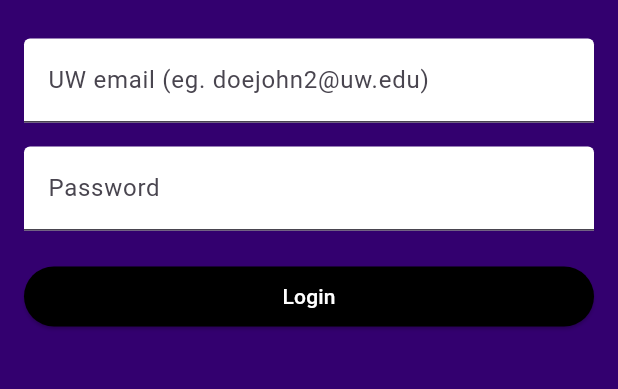
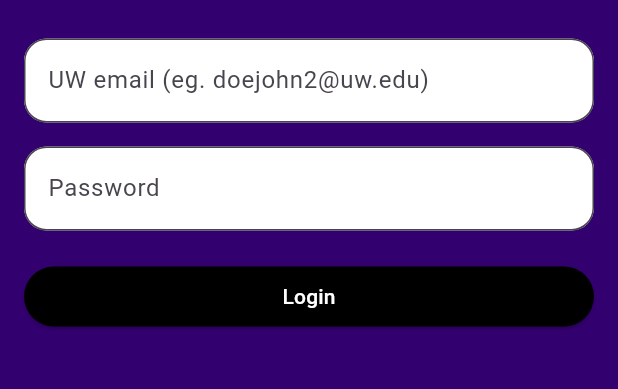
Before and after one commit to sporteefy/dropin_app, a Flutter app: the screen it shows after launch, on a phone screen of 412 x 824 dp, the part 449-838 px from its top. Run offline on Flutter 3.47's test engine with Material 3 defaults, Android fonts, the phone set to English and light mode, and no system bars.

```diff
--- a/lib/auth_page.dart
+++ b/lib/auth_page.dart
@@ -62,6 +62,9 @@ class _AuthPageState extends State<AuthPage> {
                       labelText: 'UW email (eg. doejohn2@uw.edu)',
                       fillColor: Colors.white, // TextField background color
                       filled: true,
+                      border: OutlineInputBorder(
+                        borderRadius: BorderRadius.circular(15),
+                      )
                     ),
                   ),
                 ),
@@ -73,6 +76,9 @@ class _AuthPageState extends State<AuthPage> {
                       labelText: 'Password',
                       fillColor: Colors.white, // TextField background color
                       filled: true,
+                      border: OutlineInputBorder(
+                        borderRadius: BorderRadius.circular(15),
+                      )
                     ),
                     obscureText: true,
                   ),
```
